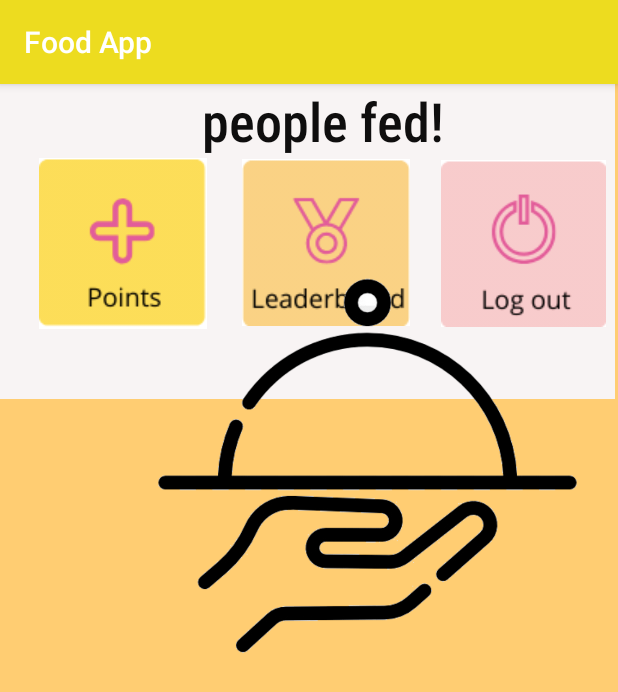
After one commit to patricklouisw/UofTHack_Food_App, an Android app: the MainPage screen opened directly, with no data from a screen before it, on a phone screen of 412 x 824 dp. The commit adds this screen. Shown: the top 692 px of the screen. Run offline under Robolectric (Android 15) with nearby library versions, the phone set to English and light mode, and no system bars.

Commit message:
added buttons to main page.

```diff
--- a/app/src/main/AndroidManifest.xml
+++ b/app/src/main/AndroidManifest.xml
@@ -9,7 +9,8 @@
         android:roundIcon="@mipmap/ic_launcher_round"
         android:supportsRtl="true"
         android:theme="@style/AppTheme">
-        <activity android:name=".SignUp"></activity>
+        <activity android:name=".MainPage"></activity>
+        <activity android:name=".SignUp" />
         <activity
             android:name=".MainActivity"
             android:label="@string/app_name"
--- /dev/null
+++ b/app/src/main/java/com/example/foodapp/MainPage.java
@@ -0,0 +1,37 @@
+package com.example.foodapp;
+
+import androidx.appcompat.app.AppCompatActivity;
+
+import android.os.Bundle;
+import android.view.View;
+import android.widget.EditText;
+
+import android.view.View;
+import android.view.Menu;
+import android.view.MenuItem;
+import android.content.Intent;
+
+public class MainPage extends AppCompatActivity {
+
+    @Override
+    protected void onCreate(Bundle savedInstanceState) {
+        super.onCreate(savedInstanceState);
+        setContentView(R.layout.activity_main_page);
+    }
+
+    public void toPoints(View view) {
+
+    }
+
+    public void toLeaderboard(View view) {
+
+    }
+
+    public void toMainActivity(View view) {
+
+        Intent i = new Intent(MainPage.this, MainActivity.class);
+        startActivity(i);
+    }
+
+
+}
--- /dev/null
+++ b/app/src/main/res/layout/activity_main_page.xml
@@ -0,0 +1,96 @@
+<?xml version="1.0" encoding="utf-8"?>
+<androidx.constraintlayout.widget.ConstraintLayout xmlns:android="http://schemas.android.com/apk/res/android"
+    xmlns:app="http://schemas.android.com/apk/res-auto"
+    xmlns:tools="http://schemas.android.com/tools"
+    android:layout_width="match_parent"
+    android:layout_height="match_parent"
+    android:background="#FFCD72"
+    tools:context=".MainPage">
+
+    <androidx.constraintlayout.widget.ConstraintLayout
+        android:id="@+id/linearLayout"
+        android:layout_width="410dp"
+        android:layout_height="210dp"
+        android:background="#7B1FA2"
+        android:backgroundTint="#F8F4F4"
+        tools:layout_editor_absoluteX="0dp"
+        tools:layout_editor_absoluteY="520dp">
+
+        <ImageButton
+            android:id="@+id/imageButton"
+            android:layout_width="131dp"
+            android:layout_height="139dp"
+            android:layout_marginStart="16dp"
+            android:backgroundTint="?android:attr/panelBackground"
+            android:onClick="toPoints"
+            app:layout_constraintBottom_toBottomOf="parent"
+            app:layout_constraintStart_toStartOf="parent"
+            app:layout_constraintTop_toTopOf="parent"
+            app:layout_constraintVertical_bias="0.521"
+            app:srcCompat="@drawable/points" />
+
+        <ImageButton
+            android:id="@+id/imageButton2"
+            android:layout_width="126dp"
+            android:layout_height="140dp"
+            android:backgroundTint="?android:attr/panelBackground"
+            android:onClick="toLeaderboard"
+            app:layout_constraintBottom_toBottomOf="parent"
+            app:layout_constraintEnd_toEndOf="parent"
+            app:layout_constraintHorizontal_bias="0.542"
+            app:layout_constraintStart_toStartOf="parent"
+            app:layout_constraintTop_toTopOf="parent"
+            app:srcCompat="@drawable/leaderboard" />
+
+        <ImageButton
+            android:id="@+id/imageButton3"
+            android:layout_width="114dp"
+            android:layout_height="139dp"
+            android:layout_marginEnd="4dp"
+            android:background="?attr/selectableItemBackgroundBorderless"
+            android:onClick="toMainActivity"
+            app:layout_constraintBottom_toBottomOf="parent"
+            app:layout_constraintEnd_toEndOf="parent"
+            app:layout_constraintTop_toTopOf="parent"
+            app:layout_constraintVertical_bias="0.521"
+            app:srcCompat="@drawable/logout" />
+    </androidx.constraintlayout.widget.ConstraintLayout>
+
+    <ImageView
+        android:id="@+id/imageView3"
+        android:layout_width="490dp"
+        android:layout_height="513dp"
+        app:srcCompat="@drawable/tray"
+        tools:layout_editor_absoluteX="-28dp"
+        tools:layout_editor_absoluteY="-3dp" />
+
+    <TextView
+        android:id="@+id/textView2"
+        android:layout_width="242dp"
+        android:layout_height="66dp"
+        android:fontFamily="sans-serif-condensed-medium"
+        android:text="@string/mouthsfeed"
+        android:textAlignment="center"
+        android:textColor="#0F0E0E"
+        android:textSize="36sp"
+        app:layout_constraintEnd_toEndOf="parent"
+        app:layout_constraintHorizontal_bias="0.556"
+        app:layout_constraintStart_toStartOf="parent"
+        tools:layout_editor_absoluteY="379dp" />
+
+    <TextView
+        android:id="@+id/textView3"
+        android:layout_width="121dp"
+        android:layout_height="36dp"
+        android:layout_marginBottom="135dp"
+        android:fontFamily="sans-serif-condensed-medium"
+        android:text="@string/zero"
+        android:textAlignment="center"
+        android:textColor="#030303"
+        android:textSize="24sp"
+        app:layout_constraintBottom_toTopOf="@+id/textView2"
+        app:layout_constraintEnd_toEndOf="parent"
+        app:layout_constraintHorizontal_bias="0.544"
+        app:layout_constraintStart_toStartOf="parent" />
+
+</androidx.constraintlayout.widget.ConstraintLayout>
--- a/app/src/main/res/values/colors.xml
+++ b/app/src/main/res/values/colors.xml
@@ -1,6 +1,6 @@
 <?xml version="1.0" encoding="utf-8"?>
 <resources>
-    <color name="colorPrimary">#008577</color>
+    <color name="colorPrimary">#EDDC1F</color>
     <color name="colorPrimaryDark">#00574B</color>
     <color name="colorAccent">#D81B60</color>
 </resources>
--- a/app/src/main/res/values/strings.xml
+++ b/app/src/main/res/values/strings.xml
@@ -5,4 +5,6 @@
     <string name="username">username</string>
     <string name="password">password</string>
     <string name="signup">Sign Up!</string>
+    <string name="mouthsfeed">people fed!</string>
+    <string name="zero">0</string>
 </resources>
```
Also changed, not shown: app/src/main/res/drawable/leaderboard.png (added), app/src/main/res/drawable/logout.png (added), app/src/main/res/drawable/plate.png (added), app/src/main/res/drawable/points.png (added), app/src/main/res/drawable/tray.png (added).
